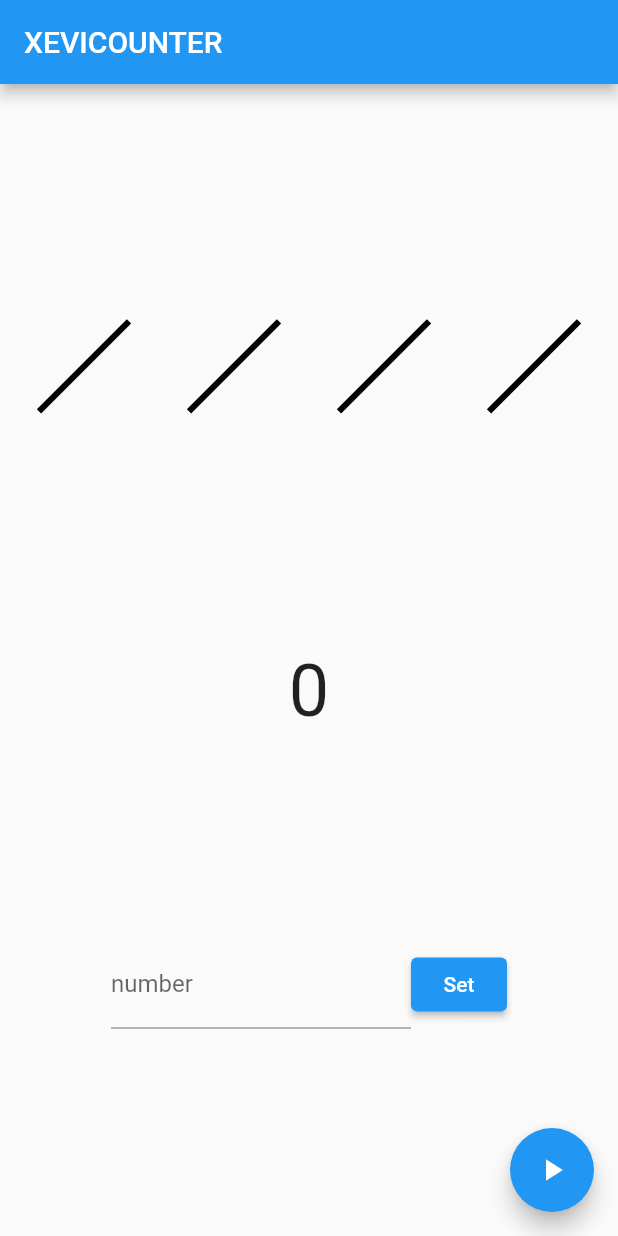
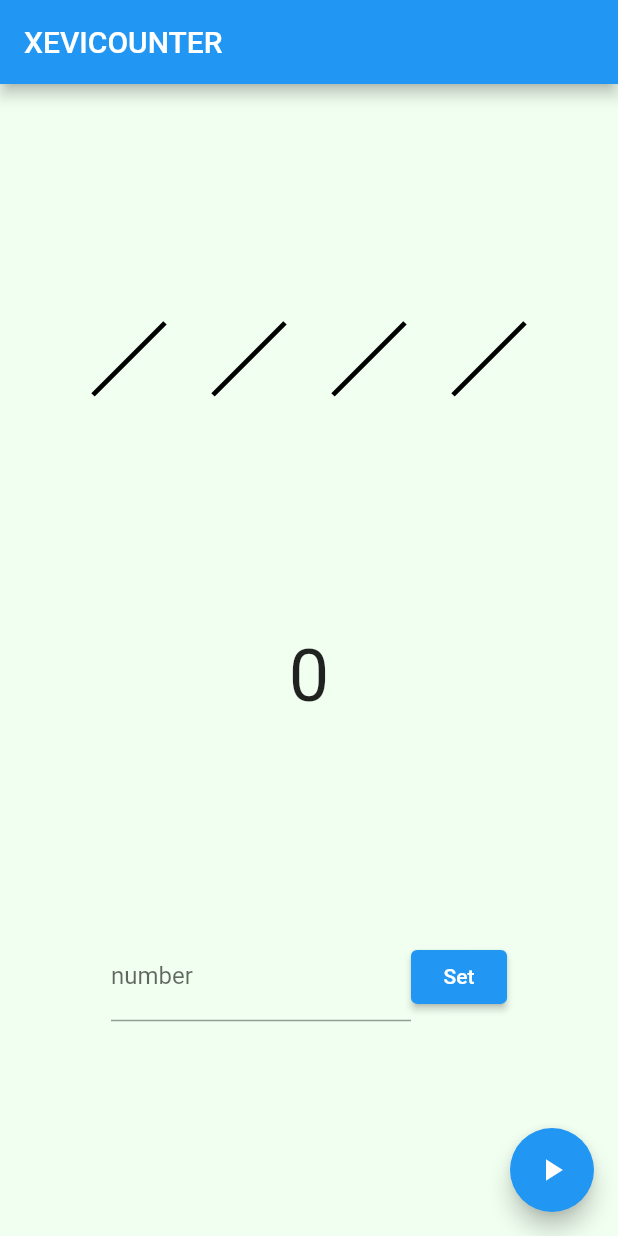
Before and after one commit to yagshi/xevicounter, a Flutter app: the screen it shows after launch, on a phone screen of 412 x 824 dp. Run offline on Flutter 3.47's test engine with Material 2 defaults, Android fonts, the phone set to English and light mode, and no system bars.

Commit message:
size adjustment

```diff
--- a/lib/main.dart
+++ b/lib/main.dart
@@ -67,7 +67,7 @@ class _MainPageState extends State<MainPage> {
     List<CustomPaint> rowcontent = [];
     for (XeviPainter element in digits) {
       rowcontent.add(CustomPaint(
-        size: const Size(100, 100),
+        size: const Size(80, 80),
         painter: element,
       ));
     }
@@ -87,6 +87,7 @@ class _MainPageState extends State<MainPage> {
     );
 
     return Scaffold(
+        backgroundColor: const Color(0xfff0fff0),
         appBar: AppBar(title: const Text("XEVICOUNTER")),
         floatingActionButton: FloatingActionButton(
           onPressed: () {
```
